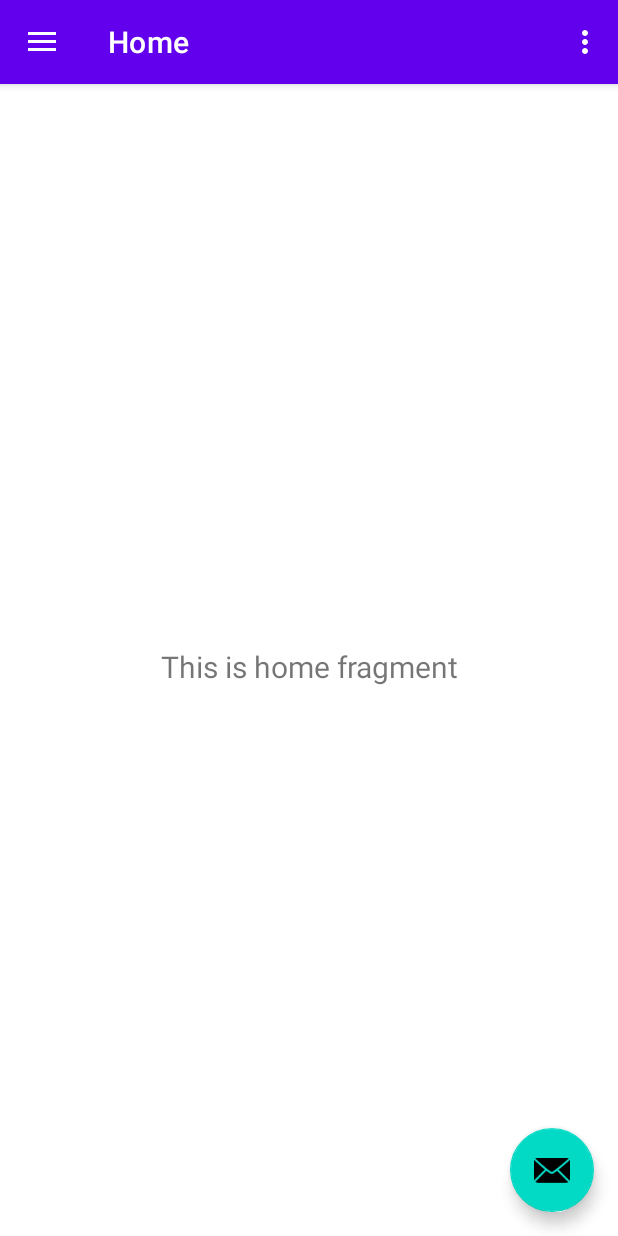
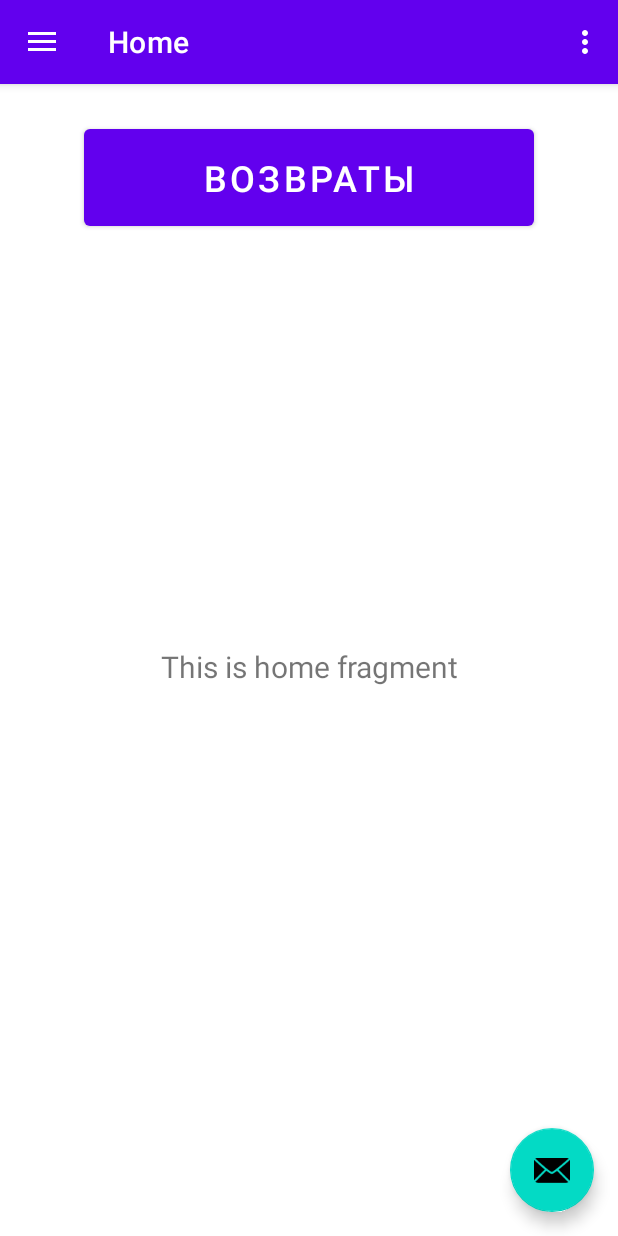
Before and after one commit to uleman1c/ApexWH, an Android app: the screen it shows after launch (MainActivity), on a phone screen of 412 x 824 dp. Run offline under Robolectric (Android 15) with nearby library versions, the light colour scheme and no system bars; our stand-ins replace navigation-ui.

Commit message:
home btns ret

```diff
--- a/app/src/main/res/layout/app_bar_main.xml
+++ b/app/src/main/res/layout/app_bar_main.xml
@@ -29,6 +29,7 @@
         android:layout_gravity="bottom|end"
         android:layout_marginEnd="@dimen/fab_margin"
         android:layout_marginBottom="16dp"
-        app:srcCompat="@android:drawable/ic_dialog_email" />
+        app:srcCompat="@android:drawable/ic_dialog_email"
+        tools:visibility="invisible" />
 
 </androidx.coordinatorlayout.widget.CoordinatorLayout>
--- a/app/src/main/res/layout/fragment_home.xml
+++ b/app/src/main/res/layout/fragment_home.xml
@@ -19,4 +19,17 @@
         app:layout_constraintEnd_toEndOf="parent"
         app:layout_constraintStart_toStartOf="parent"
         app:layout_constraintTop_toTopOf="parent" />
+
+    <Button
+        android:id="@+id/btnReturns"
+        android:layout_width="wrap_content"
+        android:layout_height="wrap_content"
+        android:layout_marginTop="24dp"
+        android:width="300sp"
+        android:padding="16sp"
+        android:text="Возвраты"
+        android:textSize="24sp"
+        app:layout_constraintEnd_toEndOf="parent"
+        app:layout_constraintStart_toStartOf="parent"
+        app:layout_constraintTop_toTopOf="parent" />
 </androidx.constraintlayout.widget.ConstraintLayout>
```
